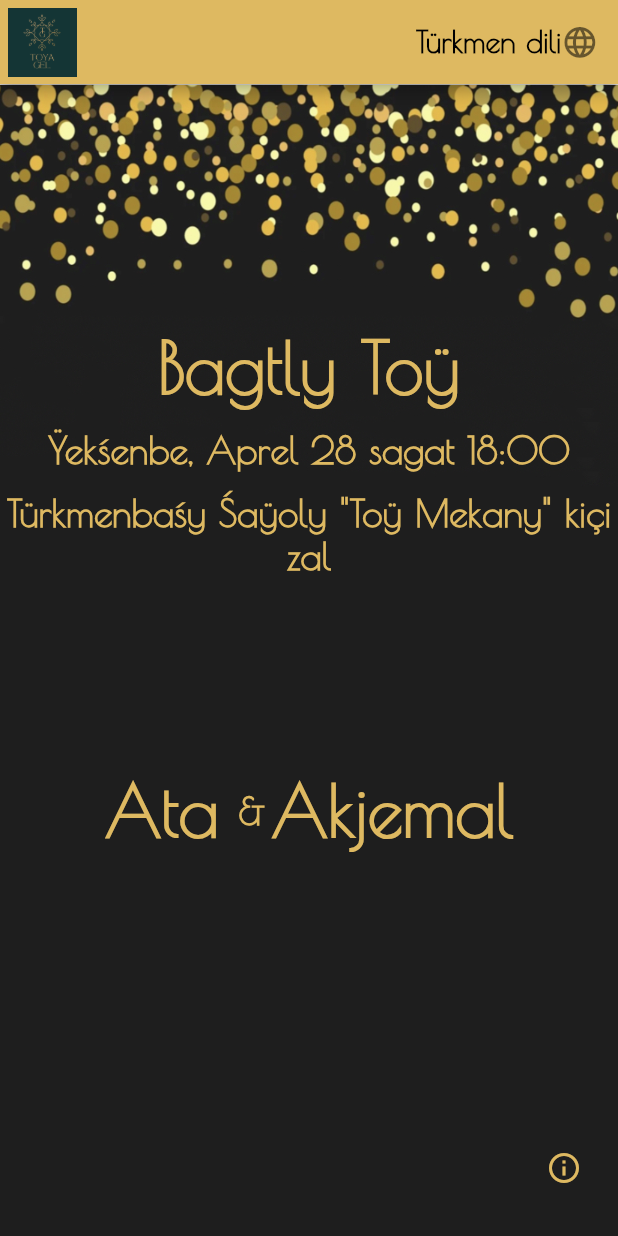
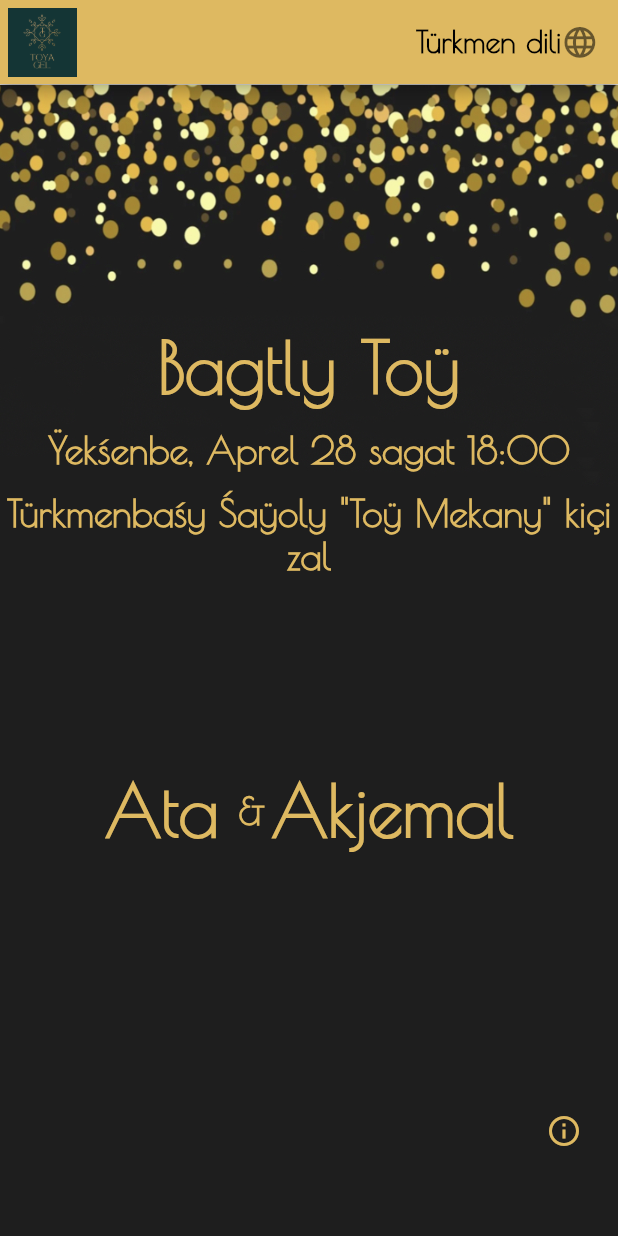
Before and after one commit to ToyaGel/MyratAyjemal, a Flutter app: the screen it shows after launch, on a phone screen of 412 x 824 dp. Run offline on Flutter 3.47's test engine with Material 2 defaults, Android fonts, the phone set to English and light mode, and no system bars; drawn by our look-alikes of show_up_animation; our stand-ins replace get.

```diff
--- a/lib/pages/home/home_page.dart
+++ b/lib/pages/home/home_page.dart
@@ -132,7 +132,7 @@ class HomePage extends StatelessWidget {
                     ],
                   ),
                   SizedBox(
-                    height: Dimensions.sizedBox150,
+                    height: Dimensions.sizedBox130,
                   ),
                   Padding(
                     padding: const EdgeInsets.symmetric(horizontal: 8.0),
--- a/lib/utils/constants.dart
+++ b/lib/utils/constants.dart
@@ -5,6 +5,7 @@ const Color dropdownColor = Color.fromRGBO(230, 181, 91, 1.0);
 const Color dialogColor = Color.fromRGBO(66, 66, 66, 1.0);
 
 ThemeData themeData = ThemeData(
+  primaryColor: primaryColor,
   toggleableActiveColor: primaryColor,
   visualDensity: VisualDensity.adaptivePlatformDensity,
   colorScheme: ColorScheme.fromSwatch(primarySwatch: Colors.amber)
```
Also changed, not shown: 9 other files.
